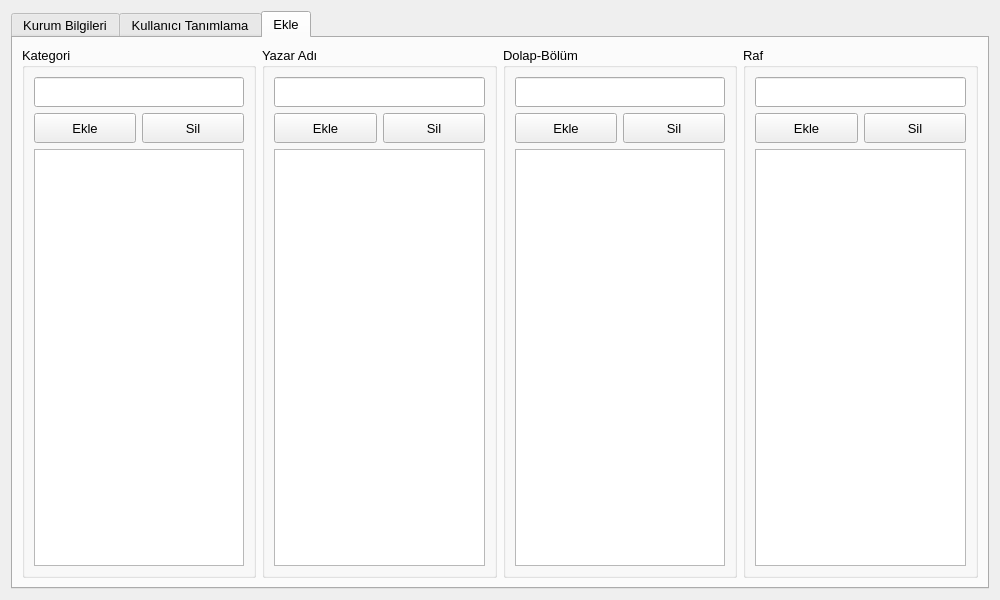
Qt form ui/ayarlar.ui (mseroglu/kutuphaneOtomasyon) before a commit.
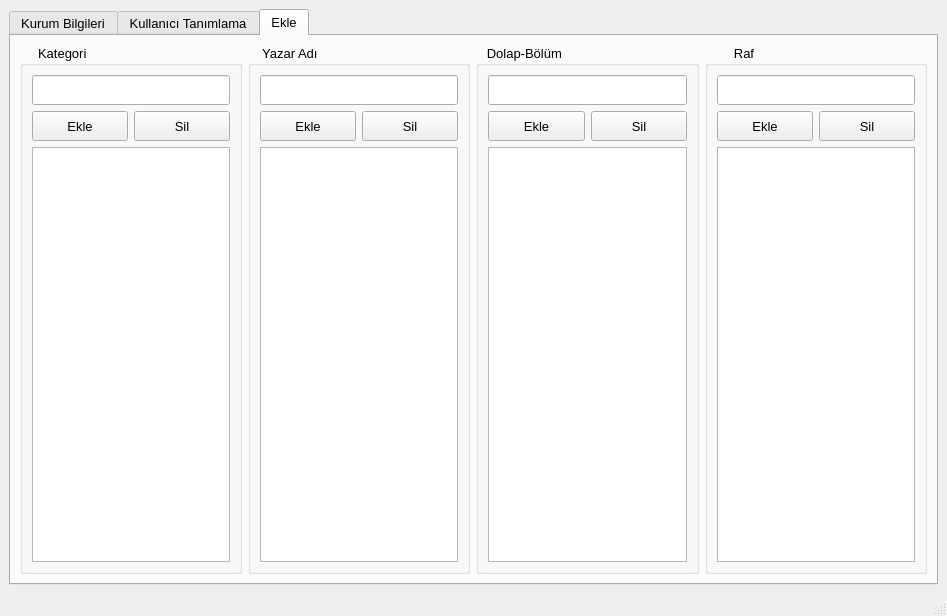
The same form after that commit. The open tabs and pages were chosen to show the change.

```diff
--- a/ui/ayarlar.ui
+++ b/ui/ayarlar.ui
@@ -1,29 +1,25 @@
 <?xml version="1.0" encoding="UTF-8"?>
 <ui version="4.0">
- <class>Form</class>
- <widget class="QWidget" name="Form">
+ <class>MainWindow</class>
+ <widget class="QMainWindow" name="MainWindow">
   <property name="geometry">
    <rect>
     <x>0</x>
     <y>0</y>
+    <width>947</width>
+    <height>616</height>
+   </rect>
+  </property>
+  <property name="maximumSize">
+   <size>
     <width>1000</width>
-    <height>600</height>
-   </rect>
-  </property>
-  <property name="maximumSize">
-   <size>
-    <width>1200</width>
-    <height>800</height>
+    <height>616</height>
    </size>
   </property>
-  <property name="font">
-   <font>
-    <pointsize>10</pointsize>
-   </font>
-  </property>
   <property name="windowTitle">
    <string>Ayarlar</string>
   </property>
+  <widget class="QWidget" name="centralwidget">
   <layout class="QVBoxLayout" name="verticalLayout">
    <item>
     <widget class="QTabWidget" name="tabWidget">
@@ -958,7 +954,7 @@
           </font>
          </property>
          <property name="title">
-          <string>Kategori</string>
+           <string>     Kategori     </string>
          </property>
          <layout class="QVBoxLayout" name="verticalLayout_2">
           <item>
@@ -1036,7 +1032,7 @@
           </font>
          </property>
          <property name="title">
-          <string>Yazar Adı</string>
+           <string>    Yazar Adı    </string>
          </property>
          <layout class="QVBoxLayout" name="verticalLayout_3">
           <item>
@@ -1114,7 +1110,7 @@
           </font>
          </property>
          <property name="title">
-          <string>Dolap-Bölüm</string>
+           <string>   Dolap-Bölüm </string>
          </property>
          <layout class="QVBoxLayout" name="verticalLayout_6">
           <item>
@@ -1192,7 +1188,7 @@
           </font>
          </property>
          <property name="title">
-          <string>Raf</string>
+           <string>        Raf         </string>
          </property>
          <layout class="QVBoxLayout" name="verticalLayout_7">
           <item>
@@ -1267,6 +1263,18 @@
     </widget>
    </item>
   </layout>
+  </widget>
+  <widget class="QMenuBar" name="menubar">
+   <property name="geometry">
+    <rect>
+     <x>0</x>
+     <y>0</y>
+     <width>947</width>
+     <height>26</height>
+    </rect>
+   </property>
+  </widget>
+  <widget class="QStatusBar" name="statusbar"/>
  </widget>
  <resources/>
  <connections/>
```
Left out of the diff: 18 changed lines with no effect on the pictures. Lines whose indentation alone changed are shown as unchanged.
